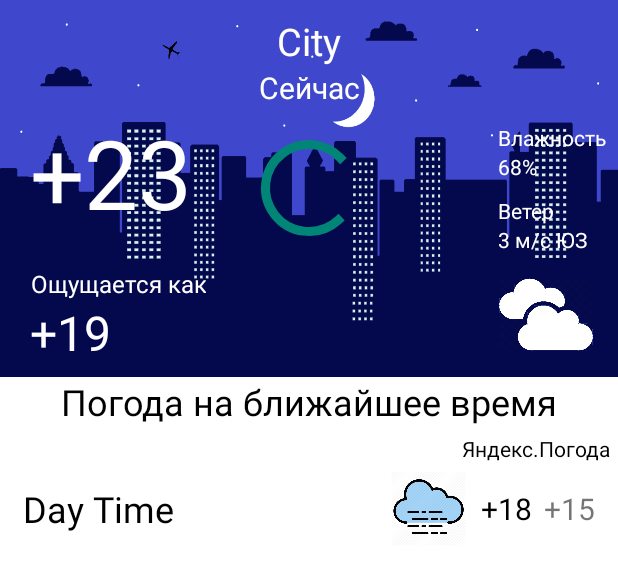
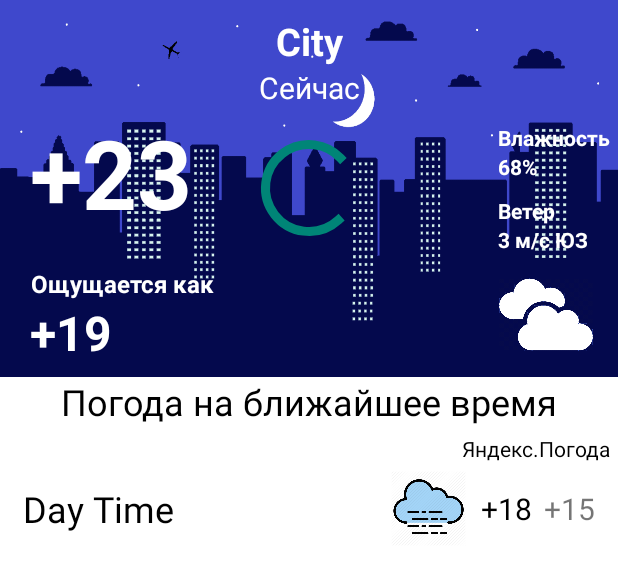
Before and after one commit to FarVoyager/WeatherApp, an Android app: the layout fragment_details.xml on its own in the app's theme, with its tools: preview values and no code run, on a phone screen of 412 x 824 dp. Shown: the top 573 px of the screen. Run offline under Robolectric (Android 15) with nearby library versions, the phone set to English and light mode, and no system bars.

Commit message:
text on details view is now bold for better readability

```diff
--- a/app/src/main/res/layout/fragment_details.xml
+++ b/app/src/main/res/layout/fragment_details.xml
@@ -57,6 +57,7 @@
                     android:gravity="center"
                     android:textAlignment="center"
                     android:layout_weight="1"
+                    android:textStyle="bold"
                     android:textColor="@color/white"
                     android:textSize="25sp"
                     android:text="City"
@@ -98,6 +99,7 @@
                                 android:layout_height="match_parent"
                                 android:gravity="center"
                                 android:textSize="64sp"
+                                android:textStyle="bold"
                                 android:textColor="@color/white"
                                 tools:text="+"
                                 android:layout_marginLeft="@dimen/defaultMargin20dp"
@@ -109,6 +111,7 @@
                                 android:layout_height="match_parent"
                                 android:gravity="center"
                                 android:textSize="64sp"
+                                android:textStyle="bold"
                                 android:textColor="@color/white"
                                 android:text="23" />
 
@@ -121,6 +124,7 @@
                             android:layout_marginLeft="@dimen/defaultMargin20dp"
                             android:layout_marginStart="@dimen/defaultMargin20dp"
                             android:gravity="center"
+                            android:textStyle="bold"
                             android:textColor="@color/white"
                             android:textSize="16sp"
                             android:text="@string/sensedTitle" />
@@ -138,6 +142,7 @@
                                 android:layout_marginStart="@dimen/defaultMargin20dp"
                                 android:gravity="end"
                                 android:textSize="32sp"
+                                android:textStyle="bold"
                                 android:textColor="@color/white"
                                 tools:text="+" />
 
@@ -146,6 +151,7 @@
                                 android:layout_width="wrap_content"
                                 android:layout_height="match_parent"
                                 android:gravity="end"
+                                android:textStyle="bold"
                                 android:textSize="32sp"
                                 android:textColor="@color/white"
                                 android:text="19" />
@@ -171,6 +177,7 @@
                             android:layout_height="wrap_content"
                             android:layout_marginTop="10dp"
                             android:layout_gravity="end"
+                            android:textStyle="bold"
                             android:textColor="@color/white"
                             android:text="@string/humidity" />
 
@@ -179,6 +186,7 @@
                             android:layout_width="80dp"
                             android:layout_height="wrap_content"
                             android:layout_gravity="end"
+                            android:textStyle="bold"
                             android:textColor="@color/white"
                             android:text="68%" />
 
@@ -188,6 +196,7 @@
                             android:layout_gravity="end"
                             android:layout_marginTop="10dp"
                             android:textColor="@color/white"
+                            android:textStyle="bold"
                             android:text="@string/windTitle" />
 
                         <TextView
@@ -195,6 +204,7 @@
                             android:layout_width="80dp"
                             android:layout_height="wrap_content"
                             android:layout_gravity="end"
+                            android:textStyle="bold"
                             android:textColor="@color/white"
                             android:text="@string/wind" />
 
```
